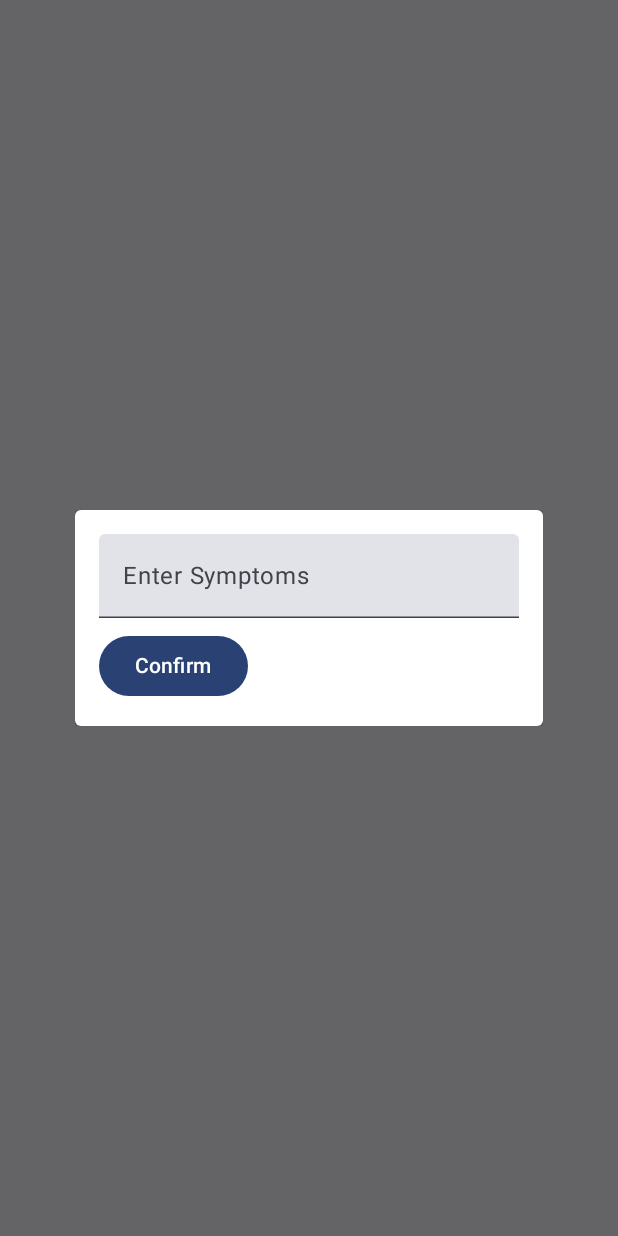
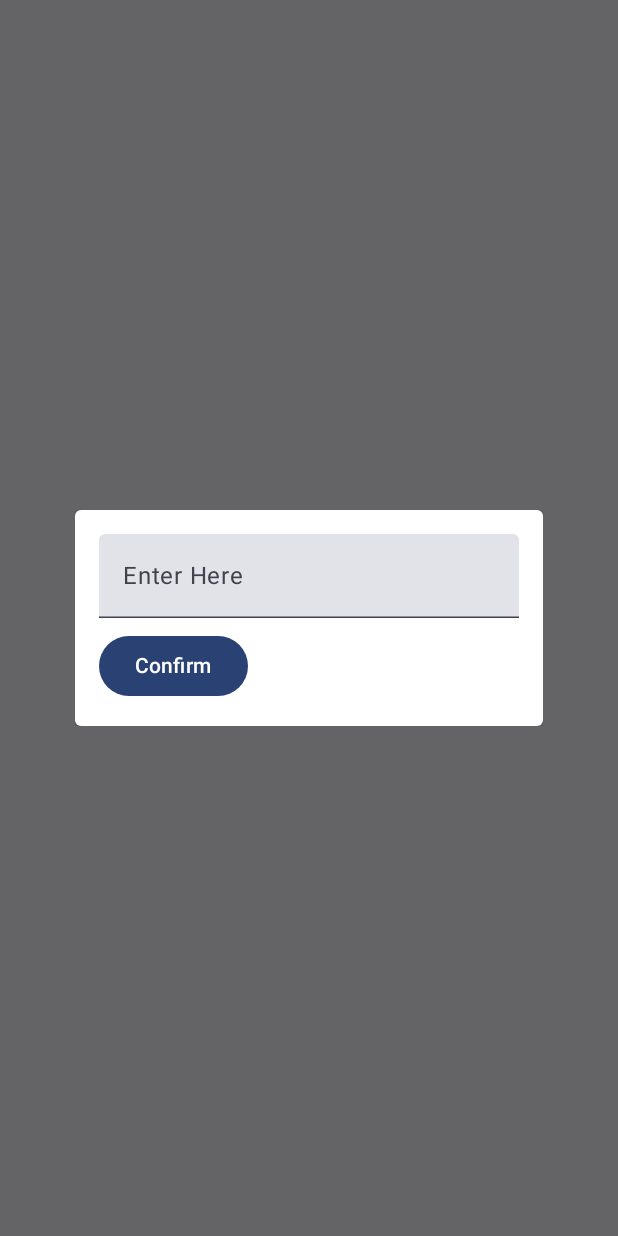
Before and after one commit to Yilendi/5120MentalHealth, an Android app built with Jetpack Compose: the composable InputDialog called with empty values, on a phone screen of 412 x 824 dp. Run offline under Robolectric (Android 15) with nearby library versions, the phone set to English and light mode, and no system bars.

Commit message:
minor update

```diff
--- a/CIS5120MentalHealth/app/src/main/java/com/example/cis5120mentalhealth/InputDialog.kt
+++ b/CIS5120MentalHealth/app/src/main/java/com/example/cis5120mentalhealth/InputDialog.kt
@@ -35,7 +35,7 @@ fun InputDialog(
                 TextField(
                     value = text,
                     onValueChange = { text = it },
-                    label = { Text("Enter Symptoms") }
+                    label = { Text("Enter Here") }
                 )
                 Spacer(modifier = Modifier.height(8.dp))
                 Button(
```
